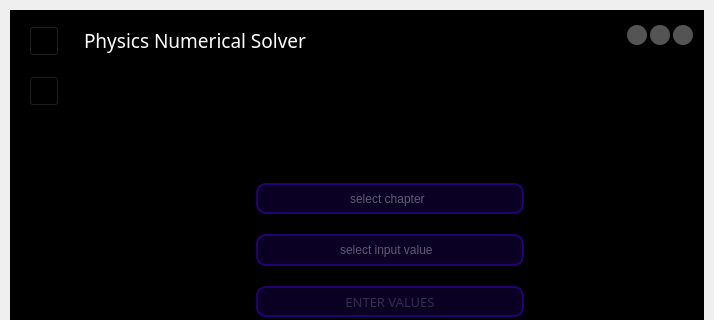
Old version of the form UI/home.ui in the repository Virentanti/one-good-project; both pictures show x 0 to 714 and y 0 to 320 of the 714 by 541 pixel window.
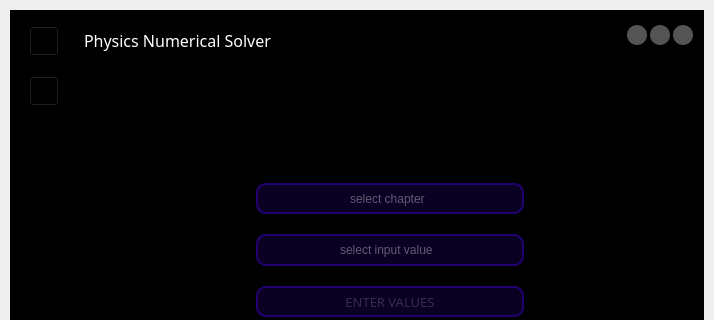
New version of the form. Icons and pictures are not drawn.

Commit message: changed point size of title

Patch:
```diff
--- a/UI/home.ui
+++ b/UI/home.ui
@@ -198,7 +198,7 @@
                <property name="font">
                 <font>
                  <family>Uni Sans Demo Heavy CAPS</family>
-                 <pointsize>14</pointsize>
+                 <pointsize>12</pointsize>
                  <weight>50</weight>
                  <bold>false</bold>
                 </font>
```
